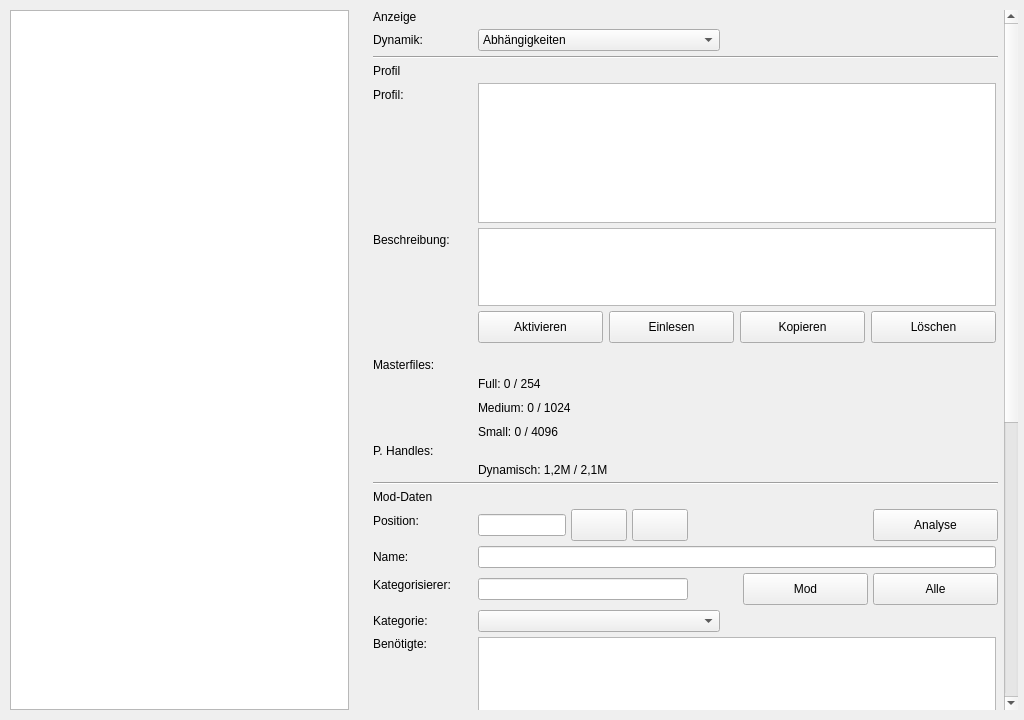
Qt form Structure/GUI/Page_LoadOrder.ui (Looking4Git/Starfield_LOH) before a commit.
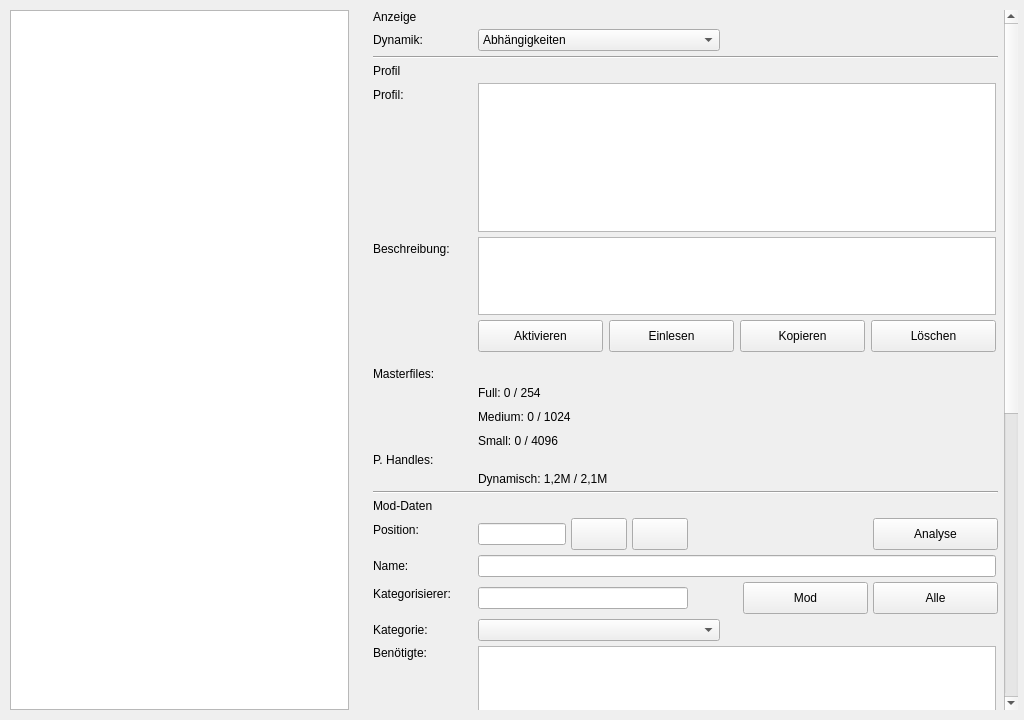
The same form after that commit. Icons and pictures are not drawn. Custom widgets are drawn as their Qt base class.

Patch:
```diff
--- a/Structure/GUI/Page_LoadOrder.ui
+++ b/Structure/GUI/Page_LoadOrder.ui
@@ -220,13 +220,13 @@
            <property name="minimumSize">
             <size>
              <width>518</width>
-             <height>140</height>
+             <height>149</height>
             </size>
            </property>
            <property name="maximumSize">
             <size>
              <width>518</width>
-             <height>140</height>
+             <height>149</height>
             </size>
            </property>
            <property name="editTriggers">
@@ -888,13 +888,13 @@
            <property name="minimumSize">
             <size>
              <width>518</width>
-             <height>140</height>
+             <height>149</height>
             </size>
            </property>
            <property name="maximumSize">
             <size>
              <width>518</width>
-             <height>140</height>
+             <height>149</height>
             </size>
            </property>
            <property name="editTriggers">
@@ -1031,13 +1031,13 @@
            <property name="minimumSize">
             <size>
              <width>518</width>
-             <height>140</height>
+             <height>149</height>
             </size>
            </property>
            <property name="maximumSize">
             <size>
              <width>518</width>
-             <height>140</height>
+             <height>149</height>
             </size>
            </property>
            <property name="editTriggers">
```
